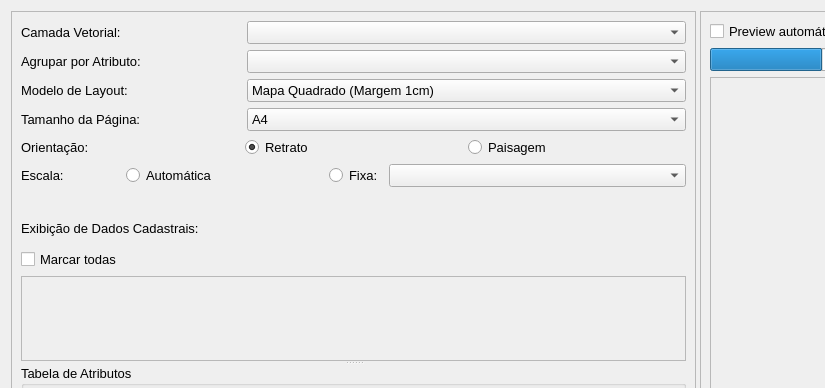
matheusdurso/VectorToMap, file vector_to_map_dialog_base.ui: the form before one commit; both pictures show x 0 to 825 and y 0 to 388 of the 1200 by 800 pixel window.
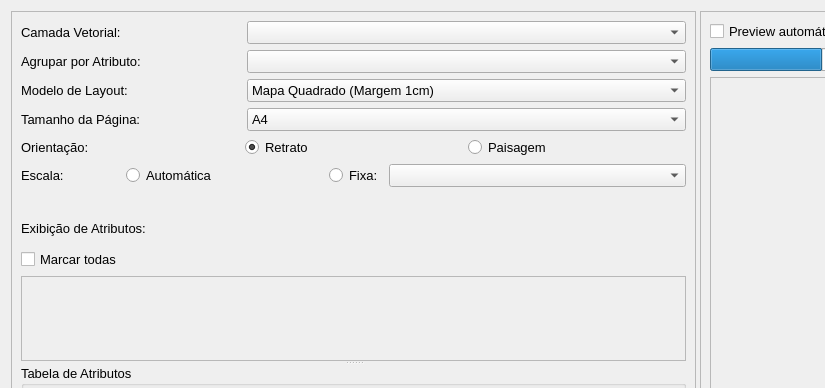
The form after the commit. Custom widgets are drawn as their Qt base class.

Commit message: release: version v0.3.2 - adaptive layouts and smart column grouping

What changed in the file:
```diff
--- a/vector_to_map_dialog_base.ui
+++ b/vector_to_map_dialog_base.ui
@@ -45,7 +45,7 @@
         <rect>
          <x>0</x>
          <y>0</y>
-         <width>673</width>
+         <width>771</width>
          <height>776</height>
         </rect>
        </property>
@@ -325,7 +325,7 @@
            </font>
           </property>
           <property name="text">
-           <string>Exibição de Dados Cadastrais:</string>
+           <string>Exibição de Atributos:</string>
           </property>
          </widget>
         </item>
```
Left out of the diff: 9 changed lines with no effect on the pictures. The commit also changes 5 other files.
